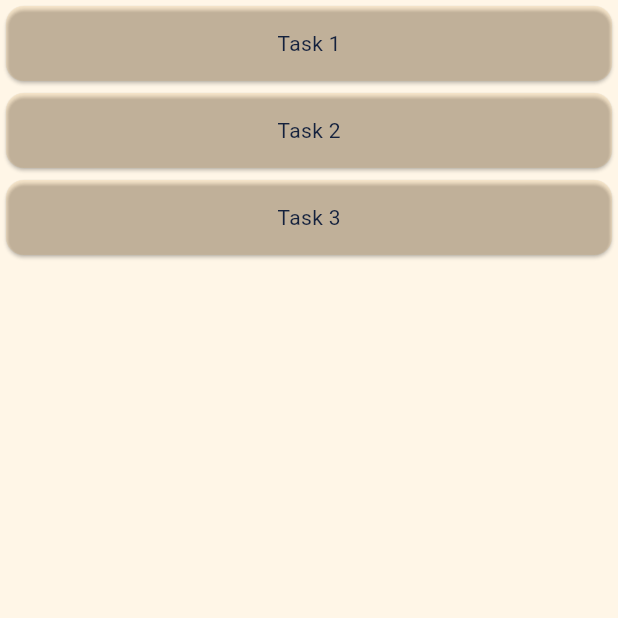
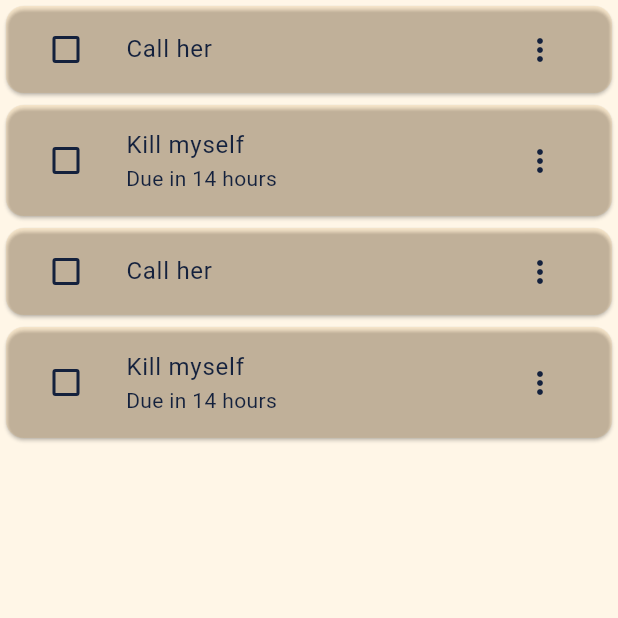
Before and after one commit to qzakwani/todoem_android, a Flutter app: the screen it shows after launch, on a phone screen of 412 x 824 dp, the top half of it. Run offline on Flutter 3.47's test engine with Material 2 defaults, Android fonts, the phone set to English and light mode, and no system bars; our stand-ins replace bloc, equatable, firebase_auth, firebase_core, gap, jiffy and 1 more; accounts and stored records are empty.

Commit message:
Working on task car styles

```diff
--- a/lib/core/style.dart
+++ b/lib/core/style.dart
@@ -14,6 +14,7 @@ class Styles {
       onBackground:  Color(0xFF14213d),
       surface:  Color(0x1afca311),
       onSurface:  Color(0xFF14213d),
+      outline: Color(0xFFfca311)
       ),
       // textTheme: const TextTheme()
       useMaterial3: true
--- /dev/null
+++ b/lib/features/todo/logic/task_logic.dart
@@ -0,0 +1 @@
+void onChangedCompleteness(bool? completed) {}
--- a/lib/features/todo/pages/todo.dart
+++ b/lib/features/todo/pages/todo.dart
@@ -1,4 +1,6 @@
 import 'package:flutter/material.dart';
+import 'package:todoem/features/todo/models/task_model.dart';
+import 'package:todoem/features/todo/widgets/task_card.dart';
 
 class Todo extends StatelessWidget {
   const Todo({super.key});
@@ -8,30 +10,32 @@ class Todo extends StatelessWidget {
     return Scaffold(
       body: SafeArea(
           child: ListView(
-        children: const [
-          Card(
-            child: SizedBox(
-              width: 300,
-              height: 50,
-              child: Center(child: Text('Task 1')),
-            ),
-          ),
-          Card(
-            child: SizedBox(
-              width: 300,
-              height: 50,
-              child: Center(child: Text('Task 2')),
-            ),
-          ),
-          Card(
-            child: SizedBox(
-              width: 300,
-              height: 50,
-              child: Center(child: Text('Task 3')),
-            ),
-          )
+        children:  [
+          taskCard(task1),
+          taskCard(task2),
+          taskCard(task1),
+          taskCard(task2),
         ],
       )),
     );
   }
 }
+
+var task1 = Task(
+    id: 'ubb',
+    task: 'Call her',
+    completed: false,
+    createdAt: DateTime.now(),
+    repeat: false);
+
+
+var task2 = Task(
+    id: 'seed',
+    task: 'Kill myself',
+    completed: false,
+    createdAt: DateTime.now(),
+    repeat: true,
+    repeatTime: RepeatTime.day,
+    due: DateTime(2022,10,14),
+    description: 'Do it when I can hopefully soon.'
+    );
--- /dev/null
+++ b/lib/features/todo/widgets/task_card.dart
@@ -0,0 +1,40 @@
+import 'package:flutter/material.dart';
+import 'package:jiffy/jiffy.dart';
+import 'package:todoem/features/todo/logic/task_logic.dart';
+import '../models/task_model.dart';
+
+enum TaskMenu { edit, delete }
+
+Widget taskCard(Task task) => Card(
+      child: ExpansionTile(
+        leading:
+            Checkbox(value: task.completed, onChanged: onChangedCompleteness),
+        title: task.completed ? Text(task.task) : Text(task.task),
+        subtitle: task.due != null ? Text('Due ${task.due!.dueIn}') : null,
+        trailing: PopupMenuButton(
+            itemBuilder: (context) => const <PopupMenuEntry<TaskMenu>>[
+                  PopupMenuItem(value: TaskMenu.edit, child: Text('Edit')),
+                  PopupMenuDivider(),
+                  PopupMenuItem(value: TaskMenu.delete, child: Text('Delete')),
+                ]),
+        children: getChildren(task),
+      ),
+    );
+
+List<Widget> getChildren(Task t) {
+  List<Widget> l = [Text('Created: ${t.createdAt}')];
+  if (t.due != null) {
+    l.add(Text('Due: ${t.due}'));
+  }
+  if (t.repeat && t.repeatTime != null) {
+    l.add(Text('On repeat every ${t.repeatTime!.time}'));
+  }
+  if (t.description != null) {
+    l.addAll([const Divider(), Text(t.description!)]);
+  }
+  return l;
+}
+
+extension TimeLeft on DateTime {
+  String get dueIn => Jiffy(this).fromNow();
+}
--- a/lib/main.dart
+++ b/lib/main.dart
@@ -23,6 +23,7 @@ class App extends StatelessWidget {
   @override
   Widget build(BuildContext context) {
     return MaterialApp(
+      debugShowCheckedModeBanner: false,
       theme: Styles.lightMode,
       // themeMode:  isDarkMode ?? false ? ThemeMode.dark : ThemeMode.light,
       initialRoute: 'todo',
--- a/pubspec.yaml
+++ b/pubspec.yaml
@@ -33,6 +33,7 @@ dependencies:
   equatable: ^2.0.5
   shared_preferences: ^2.0.15
   gap: ^2.0.0
+  jiffy: ^5.0.0
 
 
 dev_dependencies:
@@ -44,7 +45,7 @@ dev_dependencies:
 flutter_icons:
   android: true
   image_path: "assets/icon/icon.png"
-  min_sdk_android: 21 # android min sdk min:16, default 21
+  min_sdk_android: 19 # android min sdk min:16, default 21
 
 
 flutter:
```
Also changed, not shown: lib/features/todo/models/task_model.dart (added, +33 -0 lines), pubspec.lock.
